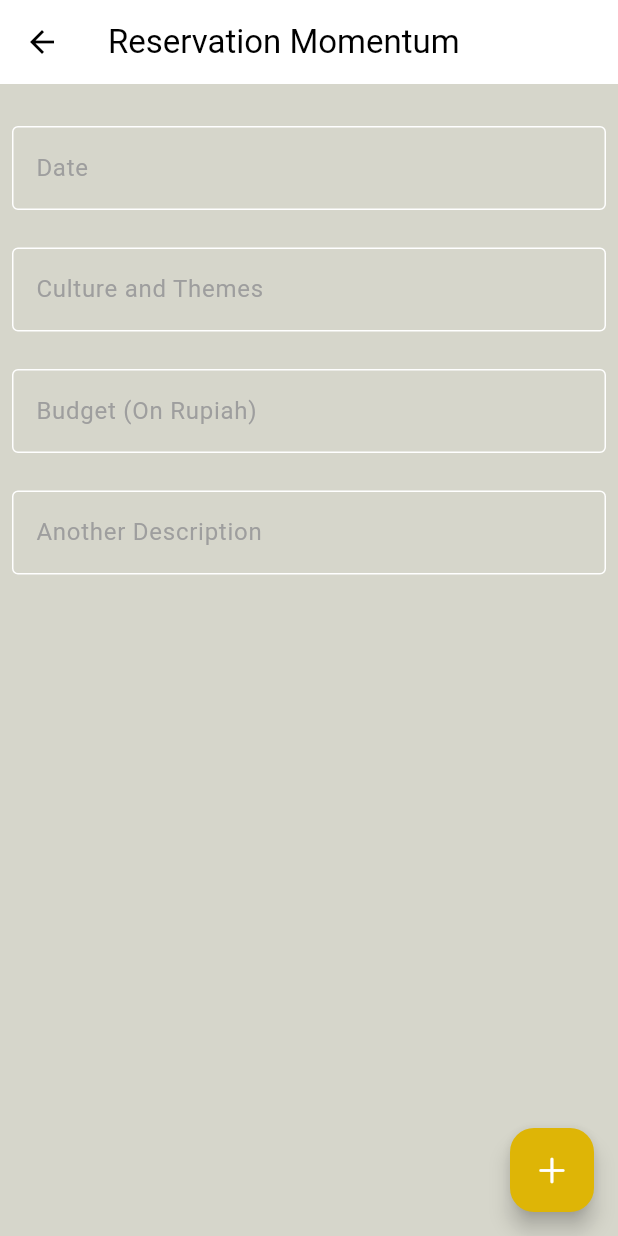
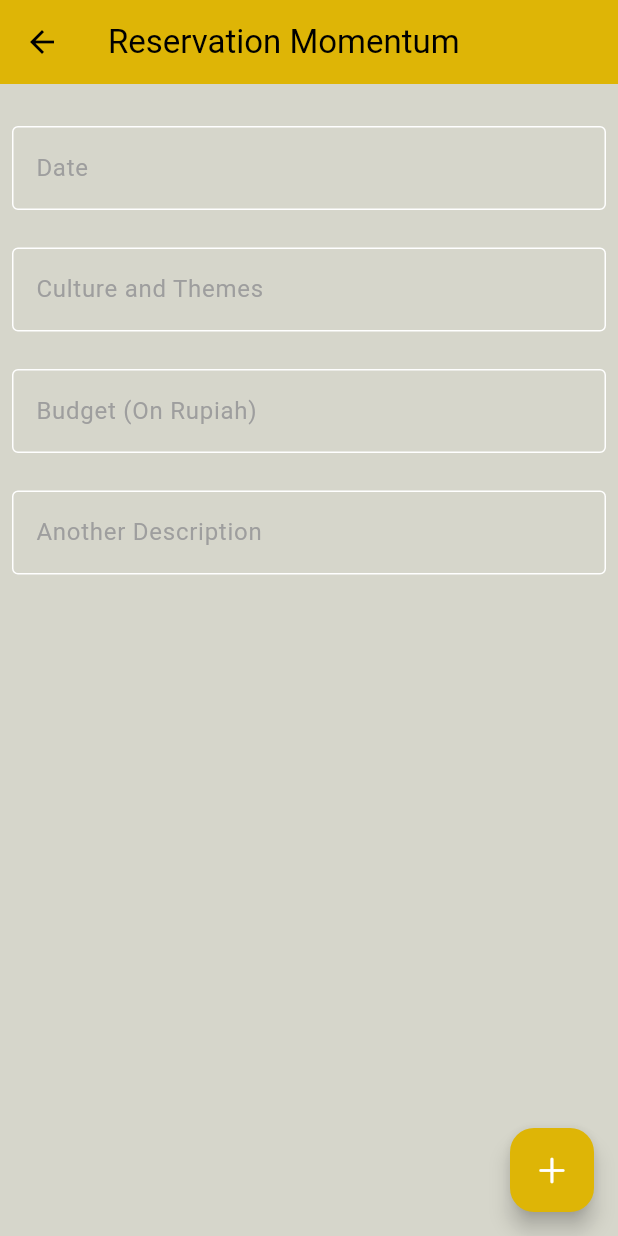
Before and after one commit to willyandie23/momentum_mobile_app, a Flutter app: the screen it shows once a user with an empty profile is signed in, after a tap on "Reservation Momentum", on a phone screen of 412 x 824 dp. Run offline on Flutter 3.47's test engine with Material 3 defaults, Android fonts, the phone set to English and light mode, and no system bars; our stand-ins replace bloc, carousel_slider, cloud_firestore, equatable, firebase_auth, firebase_core and 4 more; accounts and stored records are empty.

Commit message:
BloC Reservation & Store FIrebase Reservation

```diff
--- /dev/null
+++ b/lib/blocs/create_reservation_bloc/create_reservation_bloc.dart
@@ -0,0 +1,26 @@
+import 'package:bloc/bloc.dart';
+import 'package:equatable/equatable.dart';
+import 'package:reservation_repository/reservation_repository.dart';
+
+part 'create_reservation_event.dart';
+part 'create_reservation_state.dart';
+
+class CreateReservationBloc
+    extends Bloc<CreateReservationEvent, CreateReservationState> {
+  ReservationRepository _reservationRepository;
+
+  CreateReservationBloc({required ReservationRepository reservationRepository})
+      : _reservationRepository = reservationRepository,
+        super(CreateReservationInitial()) {
+    on<CreateReservation>((event, emit) async {
+      emit(CreateReservationLoading());
+      try {
+        Reservation reservation =
+            await _reservationRepository.createReservation(event.reservation);
+        emit(CreateReservationSuccess(reservation));
+      } catch (e) {
+        emit(CreateReservationFailure());
+      }
+    });
+  }
+}
--- /dev/null
+++ b/lib/blocs/create_reservation_bloc/create_reservation_event.dart
@@ -0,0 +1,14 @@
+part of 'create_reservation_bloc.dart';
+
+sealed class CreateReservationEvent extends Equatable {
+  const CreateReservationEvent();
+
+  @override
+  List<Object> get props => [];
+}
+
+class CreateReservation extends CreateReservationEvent {
+  final Reservation reservation;
+
+  const CreateReservation(this.reservation);
+}
--- /dev/null
+++ b/lib/blocs/create_reservation_bloc/create_reservation_state.dart
@@ -0,0 +1,20 @@
+part of 'create_reservation_bloc.dart';
+
+sealed class CreateReservationState extends Equatable {
+  const CreateReservationState();
+
+  @override
+  List<Object> get props => [];
+}
+
+final class CreateReservationInitial extends CreateReservationState {}
+
+final class CreateReservationFailure extends CreateReservationState {}
+
+final class CreateReservationLoading extends CreateReservationState {}
+
+final class CreateReservationSuccess extends CreateReservationState {
+  final Reservation reservation;
+
+  const CreateReservationSuccess(this.reservation);
+}
--- a/lib/screens/pages/home_screen.dart
+++ b/lib/screens/pages/home_screen.dart
@@ -3,8 +3,10 @@ import 'package:carousel_slider/carousel_slider.dart';
 import 'package:flutter/cupertino.dart';
 import 'package:flutter/material.dart';
 import 'package:flutter_bloc/flutter_bloc.dart';
+import 'package:flutter_momentum_app/blocs/create_reservation_bloc/create_reservation_bloc.dart';
 import 'package:flutter_momentum_app/screens/pages/memory_momentum_screen.dart';
 import 'package:flutter_momentum_app/screens/pages/reservation_screen.dart';
+import 'package:reservation_repository/reservation_repository.dart';
 
 import '../../blocs/my_user_bloc/my_user_bloc.dart';
 
@@ -129,13 +131,21 @@ class _HomeScreenState extends State<HomeScreen> {
             ),
             Padding(
               padding: const EdgeInsets.only(left: 24, right: 24),
-              child: GestureDetector(
+              child: BlocBuilder<MyUserBloc, MyUserState>(
+                builder: (context, state) {
+                  if (state.status == MyUserStatus.success) {
+                    return GestureDetector(
                       onTap: () {
                         Navigator.push(
                           context,
                           MaterialPageRoute<void>(
                             builder: (BuildContext context) =>
-                          const ReservationScreen(),
+                                BlocProvider<CreateReservationBloc>(
+                              create: (context) => CreateReservationBloc(
+                                reservationRepository: FirebasePostRepository(),
+                              ),
+                              child: ReservationScreen(state.user!),
+                            ),
                           ),
                         );
                       },
@@ -166,6 +176,40 @@ class _HomeScreenState extends State<HomeScreen> {
                           ],
                         ),
                       ),
+                    );
+                  } else {
+                    return GestureDetector(
+                      onTap: null,
+                      child: Container(
+                        width: MediaQuery.of(context).size.width,
+                        height: 75,
+                        padding: const EdgeInsets.all(12.0),
+                        decoration: BoxDecoration(
+                          color: Theme.of(context).colorScheme.primary,
+                          borderRadius: BorderRadius.circular(15),
+                        ),
+                        child: const Row(
+                          mainAxisAlignment: MainAxisAlignment.spaceBetween,
+                          children: [
+                            Text(
+                              'Cannot Reservation',
+                              style: TextStyle(
+                                color: Colors.white,
+                                fontSize: 20,
+                                fontWeight: FontWeight.bold,
+                              ),
+                            ),
+                            Icon(
+                              Icons.arrow_forward_ios_rounded,
+                              color: Colors.white,
+                              size: 24,
+                            ),
+                          ],
+                        ),
+                      ),
+                    );
+                  }
+                },
               ),
             ),
             const SizedBox(
--- a/lib/screens/pages/reservation_screen.dart
+++ b/lib/screens/pages/reservation_screen.dart
@@ -1,21 +1,64 @@
+// import 'dart:developer';
+
 import 'package:flutter/cupertino.dart';
 import 'package:flutter/material.dart';
+import 'package:flutter_bloc/flutter_bloc.dart';
+import 'package:flutter_momentum_app/blocs/create_reservation_bloc/create_reservation_bloc.dart';
+import 'package:reservation_repository/reservation_repository.dart';
+import 'package:user_repository/user_repository.dart';
 
-class ReservationScreen extends StatelessWidget {
-  const ReservationScreen({super.key});
+class ReservationScreen extends StatefulWidget {
+  final MyUser myUser;
+  const ReservationScreen(this.myUser, {super.key});
+
+  @override
+  State<ReservationScreen> createState() => _ReservationScreenState();
+}
+
+class _ReservationScreenState extends State<ReservationScreen> {
+  late Reservation reservation;
+  final TextEditingController _dateController = TextEditingController();
+  final TextEditingController _culturThemeController = TextEditingController();
+  final TextEditingController _budgetController = TextEditingController();
+  final TextEditingController _descriptionController = TextEditingController();
+
+  @override
+  void initState() {
+    reservation = Reservation.empty;
+    reservation.myUser = widget.myUser;
+    super.initState();
+  }
 
   @override
   Widget build(BuildContext context) {
-    return GestureDetector(
+    return BlocListener<CreateReservationBloc, CreateReservationState>(
+      listener: (context, state) {
+        if (state is CreateReservationSuccess) {
+          Navigator.pop(context);
+        }
+      },
+      child: GestureDetector(
         onTap: () => FocusScope.of(context).unfocus(),
         child: Scaffold(
           backgroundColor: Theme.of(context).colorScheme.background,
           floatingActionButton: FloatingActionButton(
-          onPressed: () {},
+            onPressed: () {
+              setState(() {
+                reservation.weddingDate = _dateController.text;
+                reservation.cultureTheme = _culturThemeController.text;
+                reservation.budget = _budgetController.text;
+                reservation.description = _descriptionController.text;
+              });
+              context
+                  .read<CreateReservationBloc>()
+                  .add(CreateReservation(reservation));
+              // log(reservation.toString());
+            },
             child: const Icon(CupertinoIcons.add),
           ),
           appBar: AppBar(
             elevation: 0,
+            backgroundColor: Theme.of(context).colorScheme.primary,
             title: const Text('Reservation Momentum'),
           ),
           body: SingleChildScrollView(
@@ -27,6 +70,7 @@ class ReservationScreen extends StatelessWidget {
                     height: 20,
                   ),
                   TextField(
+                    controller: _dateController,
                     style: const TextStyle(color: Colors.white),
                     decoration: InputDecoration(
                       hintText: "Date",
@@ -48,6 +92,7 @@ class ReservationScreen extends StatelessWidget {
                     height: 25,
                   ),
                   TextField(
+                    controller: _culturThemeController,
                     style: const TextStyle(color: Colors.white),
                     decoration: InputDecoration(
                       hintText: "Culture and Themes",
@@ -69,6 +114,7 @@ class ReservationScreen extends StatelessWidget {
                     height: 25,
                   ),
                   TextField(
+                    controller: _budgetController,
                     style: const TextStyle(color: Colors.white),
                     decoration: InputDecoration(
                       hintText: "Budget (On Rupiah)",
@@ -90,6 +136,7 @@ class ReservationScreen extends StatelessWidget {
                     height: 25,
                   ),
                   TextField(
+                    controller: _descriptionController,
                     minLines: 1,
                     maxLines: 10,
                     // maxLength: 500,
@@ -115,6 +162,7 @@ class ReservationScreen extends StatelessWidget {
             ),
           ),
         ),
+      ),
     );
   }
 }
--- a/lib/screens/widget/navigation_menu.dart
+++ b/lib/screens/widget/navigation_menu.dart
@@ -24,7 +24,7 @@ class _NavigationMenuState extends State<NavigationMenu> {
   @override
   Widget build(BuildContext context) {
     return Scaffold(
-      extendBody: true,
+      // extendBody: true,
       backgroundColor: Theme.of(context).colorScheme.background,
       bottomNavigationBar: Container(
         margin: const EdgeInsets.symmetric(horizontal: 20, vertical: 20),
--- a/packages/reservation_repository/lib/post_repository.dart
+++ /dev/null
@@ -1,5 +0,0 @@
-library post_repository;
-
-export 'src/models/models.dart';
-export 'src/entities/entities.dart';
-export 'src/post_repo.dart';
--- /dev/null
+++ b/packages/reservation_repository/lib/reservation_repository.dart
@@ -0,0 +1,6 @@
+library reservation_repository;
+
+export 'src/models/models.dart';
+export 'src/entities/entities.dart';
+export 'src/reservation_repo.dart';
+export 'src/firebase_reservation_repository.dart';
--- a/packages/reservation_repository/lib/src/entities/entities.dart
+++ b/packages/reservation_repository/lib/src/entities/entities.dart
@@ -1 +1 @@
-export 'post_entity.dart';
+export 'reservation_entity.dart';
--- a/packages/reservation_repository/lib/src/entities/post_entity.dart
+++ /dev/null
@@ -1 +0,0 @@
-class PostEntity {}
--- /dev/null
+++ b/packages/reservation_repository/lib/src/entities/reservation_entity.dart
@@ -0,0 +1,69 @@
+import 'package:user_repository/user_repository.dart';
+
+class ReservationEntity {
+  String reservationId;
+  String weddingDate;
+  String cultureTheme;
+  String budget;
+  String description;
+  DateTime createAt;
+  MyUser myUser;
+
+  ReservationEntity({
+    required this.reservationId,
+    required this.weddingDate,
+    required this.cultureTheme,
+    required this.budget,
+    required this.description,
+    required this.createAt,
+    required this.myUser,
+  });
+
+  Map<String, Object?> toDocument() {
+    return {
+      'reservationId': reservationId,
+      'weddingDate': weddingDate,
+      'cultureTheme': cultureTheme,
+      'budget': budget,
+      'description': description,
+      'createAt': createAt,
+      'myUser': myUser.toEntity().toDocument(),
+    };
+  }
+
+  static ReservationEntity fromDocument(Map<String, dynamic> doc) {
+    return ReservationEntity(
+      reservationId: doc['reservationId'] as String,
+      weddingDate: doc['weddingDate'] as String,
+      cultureTheme: doc['cultureTheme'] as String,
+      budget: doc['budget'] as String,
+      description: doc['description'] as String,
+      createAt: DateTime.parse(doc['createAt']),
+      myUser: MyUser.fromEntity(MyUserEntity.fromDocument(doc['myUser'])),
+    );
+  }
+
+  @override
+  List<Object?> get props => [
+        reservationId,
+        weddingDate,
+        cultureTheme,
+        budget,
+        description,
+        createAt,
+        myUser
+      ];
+
+  @override
+  String toString() {
+    return '''ReservationEntity: {
+      reservationId: $reservationId
+      weddingDate: $weddingDate
+      cultureTheme: $cultureTheme
+      budget: $budget
+      description: $description
+      createAt: $createAt
+      myUser: $myUser
+    }''';
+  }
+}
--- a/packages/reservation_repository/lib/src/firebase_post_repository.dart
+++ /dev/null
@@ -1,3 +0,0 @@
-import 'post_repo.dart';
-
-class FirebasePostRepository implements PostRepository {}
--- a/packages/reservation_repository/lib/src/models/models.dart
+++ b/packages/reservation_repository/lib/src/models/models.dart
@@ -1 +1 @@
-export 'post.dart';
+export 'reservation.dart';
--- a/packages/reservation_repository/lib/src/models/post.dart
+++ /dev/null
@@ -1 +0,0 @@
-class Post {}
--- /dev/null
+++ b/packages/reservation_repository/lib/src/models/reservation.dart
@@ -0,0 +1,92 @@
+import 'package:user_repository/user_repository.dart';
+
+import '../entities/entities.dart';
+
+class Reservation {
+  String reservationId;
+  String weddingDate;
+  String cultureTheme;
+  String budget;
+  String description;
+  DateTime createAt;
+  MyUser myUser;
+
+  Reservation({
+    required this.reservationId,
+    required this.weddingDate,
+    required this.cultureTheme,
+    required this.budget,
+    required this.description,
+    required this.createAt,
+    required this.myUser,
+  });
+
+  static final empty = Reservation(
+      reservationId: '',
+      weddingDate: '',
+      cultureTheme: '',
+      budget: '',
+      description: '',
+      createAt: DateTime.now(),
+      myUser: MyUser.empty);
+
+  Reservation copyWith({
+    String? reservationId,
+    String? weddingDate,
+    String? cultureTheme,
+    String? budget,
+    String? description,
+    DateTime? createAt,
+    MyUser? myUser,
+  }) {
+    return Reservation(
+      reservationId: reservationId ?? this.reservationId,
+      weddingDate: weddingDate ?? this.weddingDate,
+      cultureTheme: cultureTheme ?? this.cultureTheme,
+      budget: budget ?? this.budget,
+      description: description ?? this.description,
+      createAt: createAt ?? this.createAt,
+      myUser: myUser ?? this.myUser,
+    );
+  }
+
+  bool get isEmpty => this == Reservation.empty;
+  bool get isNotEmpty => this != Reservation.empty;
+
+  ReservationEntity toEntity() {
+    return ReservationEntity(
+      reservationId: reservationId,
+      weddingDate: weddingDate,
+      cultureTheme: cultureTheme,
+      budget: budget,
+      description: description,
+      createAt: createAt,
+      myUser: myUser,
+    );
+  }
+
+  static Reservation fromEntity(ReservationEntity entity) {
+    return Reservation(
+      reservationId: entity.reservationId,
+      weddingDate: entity.weddingDate,
+      cultureTheme: entity.cultureTheme,
+      budget: entity.budget,
+      description: entity.description,
+      createAt: entity.createAt,
+      myUser: entity.myUser,
+    );
+  }
+
+  @override
+  String toString() {
+    return '''Reservation: {
+      reservationId: $reservationId
+      weddingDate: $weddingDate
+      cultureTheme: $cultureTheme
+      budget: $budget
+      description: $description
+      createAt: $createAt
+      myUser: $myUser
+    }''';
+  }
+}
--- a/packages/reservation_repository/lib/src/post_repo.dart
+++ /dev/null
@@ -1 +0,0 @@
-abstract class PostRepository {}
--- /dev/null
+++ b/packages/reservation_repository/lib/src/reservation_repo.dart
@@ -0,0 +1,5 @@
+import 'models/models.dart';
+
+abstract class ReservationRepository {
+  Future<Reservation> createReservation(Reservation reservation);
+}
--- a/packages/reservation_repository/pubspec.yaml
+++ b/packages/reservation_repository/pubspec.yaml
@@ -8,8 +8,13 @@ environment:
 
 dependencies:
   cupertino_icons: ^1.0.2
+  cloud_firestore: ^4.13.2
+  uuid: ^4.0.0
   flutter:
     sdk: flutter
+
+  user_repository:
+    path: ../user_repository
 
 dev_dependencies:
   flutter_lints: ^2.0.0
--- a/pubspec.yaml
+++ b/pubspec.yaml
@@ -41,6 +41,8 @@ dependencies:
   image_picker: ^1.0.5
   user_repository:
     path: packages/user_repository
+  reservation_repository:
+    path: packages/reservation_repository
 
 dev_dependencies:
   flutter_lints: ^2.0.0
```
Also changed, not shown: packages/reservation_repository/lib/src/firebase_reservation_repository.dart (added, +27 -0 lines), packages/reservation_repository/pubspec.lock, pubspec.lock. Lines whose indentation alone changed are shown as unchanged.
